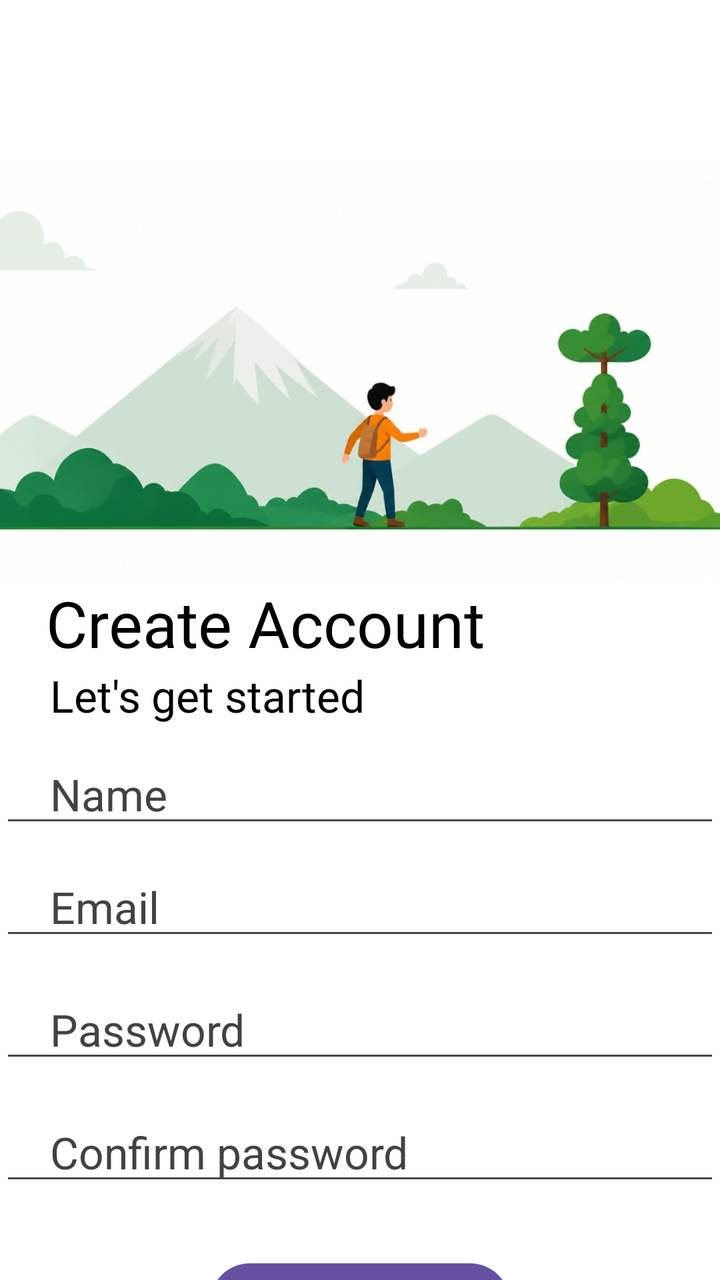
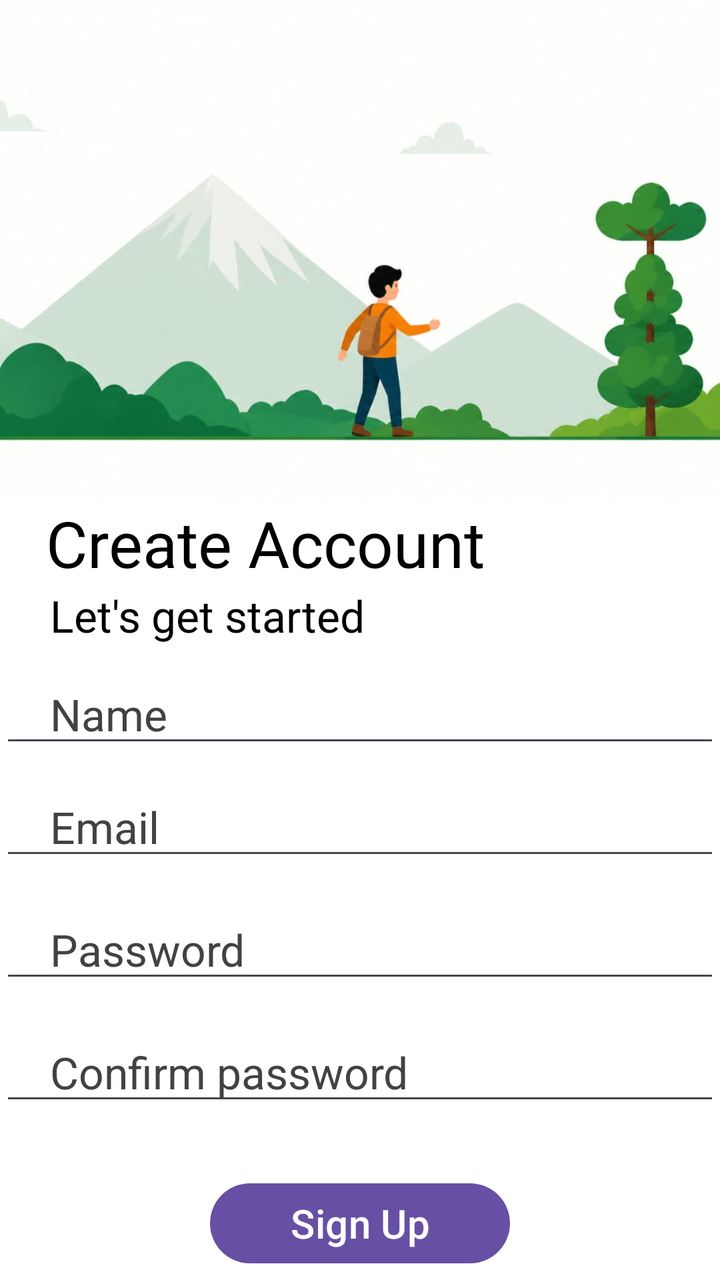

An Android layout rendered at two revisions. The XML below is the earlier revision; the diff shows what the commit changed to produce the second picture.
<!-- AndroidManifest.xml: application theme Theme.TrailSplit -->
<!-- res/layout/activity_signup.xml -->
<?xml version="1.0" encoding="utf-8"?>
<androidx.constraintlayout.widget.ConstraintLayout xmlns:android="http://schemas.android.com/apk/res/android"
    xmlns:app="http://schemas.android.com/apk/res-auto"
    xmlns:tools="http://schemas.android.com/tools"
    android:id="@+id/main"
    android:layout_width="match_parent"
    android:layout_height="match_parent"
    tools:context=".Signup"
    android:background="@color/white">

   <ImageView
       android:id="@+id/loginheader"
       android:layout_width="match_parent"
       android:layout_height="210dp"
       android:layout_marginTop="80dp"
       android:scaleType="centerCrop"
       android:src="@drawable/signup"
       app:layout_constraintTop_toTopOf="parent"
       android:contentDescription="@null"



       />

   <TextView
       android:id="@+id/welcome"
       android:layout_width="wrap_content"
       android:layout_height="wrap_content"
       android:text=" Create Account"

       android:textColor="@color/black"
       android:textSize="32sp"
       app:layout_constraintTop_toBottomOf="@id/loginheader"
       app:layout_constraintStart_toStartOf="@id/loginheader"
       android:paddingLeft="15dp"
       />

   <TextView
       android:id="@+id/statement"
       android:layout_width="wrap_content"
       android:layout_height="wrap_content"
       android:text="Let's get started"
       android:textColor="@color/black"
       android:textSize="22sp"
       android:paddingLeft="25dp"
       app:layout_constraintTop_toBottomOf="@id/welcome"
       app:layout_constraintStart_toStartOf="@id/welcome"


       />
   <EditText
       android:id="@+id/Name"
       android:layout_width="match_parent"
       android:layout_height="wrap_content"

       android:hint="Name"
       android:textColorHint="@color/cardview_dark_background"
      android:paddingStart="25dp"


       android:textSize="22sp"
       android:paddingTop="20dp"
       android:paddingLeft="15dp"
       app:layout_constraintTop_toBottomOf="@id/statement"
       app:layout_constraintStart_toStartOf="@id/statement"

       />
   <EditText
       android:id="@+id/email"
       android:layout_width="match_parent"
       android:layout_height="wrap_content"

       android:hint="Email"
      android:textColorHint="@color/cardview_dark_background"
       android:paddingStart="25dp"

       android:textSize="22sp"
       android:paddingTop="20dp"
       android:paddingLeft="15dp"
       app:layout_constraintTop_toBottomOf="@id/Name"
       app:layout_constraintStart_toStartOf="@id/Name"

       />

   <EditText
       android:id="@+id/password"
       android:layout_width="match_parent"
       android:layout_height="wrap_content"
       android:textColorHint="@color/cardview_dark_background"
       android:hint="Password"
       android:paddingStart="25dp"

       android:textSize="22sp"
       android:paddingTop="25dp"
       android:paddingLeft="15dp"
       app:layout_constraintTop_toBottomOf="@id/email"
       app:layout_constraintStart_toStartOf="@id/email"

       />
   <EditText
       android:id="@+id/confirm_password"
       android:layout_width="match_parent"
       android:layout_height="wrap_content"

       android:hint="Confirm password"
       android:paddingStart="25dp"
     android:textColorHint="@color/cardview_dark_background"

       android:textSize="22sp"
       android:paddingTop="25dp"
       android:paddingLeft="15dp"
       app:layout_constraintTop_toBottomOf="@id/password"
       app:layout_constraintStart_toStartOf="@id/password"

       />
   <Button
       android:id="@+id/btn"
       android:layout_width="150dp"
       android:layout_height="wrap_content"
       android:text="Sign Up"
       android:textSize="20sp"
       android:layout_marginTop="30dp"
       app:layout_constraintStart_toStartOf="@id/confirm_password"
       app:layout_constraintEnd_toEndOf="@id/confirm_password"

       app:layout_constraintTop_toBottomOf="@id/confirm_password"
       />

   <TextView
       android:id="@+id/account"
       android:layout_width="wrap_content"
       android:layout_height="wrap_content"
       android:text="Already have an account ? "
       android:textSize="16dp"
       android:textColor="@color/black"
       android:paddingTop="20dp"
       app:layout_constraintTop_toBottomOf="@id/btn"
       android:paddingLeft="95dp"
       app:layout_constraintStart_toStartOf="parent"



       />
   <TextView
       android:id="@+id/signtolog"
       android:layout_width="wrap_content"
       android:layout_height="wrap_content"
       android:text="Login"
       android:textSize="18dp"

       app:layout_constraintStart_toEndOf="@id/account"
       app:layout_constraintTop_toBottomOf="@id/btn"
       android:paddingTop="20dp"
       android:paddingLeft="12dp"
       android:textColor="#2196F3"
       />

</androidx.constraintlayout.widget.ConstraintLayout>
<!-- resources referenced by this layout -->
<resources>
  <color name="black">#FF000000</color>
  <color name="white">#FFFFFFFF</color>
  <!-- drawable signup: jpeg bitmap (drawable, 34832 bytes) -->
  <style name="Theme.TrailSplit" parent="Base.Theme.TrailSplit" />
  <style name="Base.Theme.TrailSplit" parent="Theme.Material3.DayNight.NoActionBar">
          
          
      </style>
</resources>

<!-- the commit's change to res/layout/activity_signup.xml (unified diff, before → after) -->
@@ -11,8 +11,8 @@
    <ImageView
        android:id="@+id/loginheader"
        android:layout_width="match_parent"
-       android:layout_height="210dp"
-       android:layout_marginTop="80dp"
+       android:layout_height="250dp"
+
        android:scaleType="centerCrop"
        android:src="@drawable/signup"
        app:layout_constraintTop_toTopOf="parent"
@@ -137,6 +137,8 @@
        app:layout_constraintTop_toBottomOf="@id/btn"
        android:paddingLeft="95dp"
        app:layout_constraintStart_toStartOf="parent"
+       app:layout_constraintBottom_toBottomOf="parent"
+       android:layout_marginBottom="75dp"
 
 
 
@@ -153,6 +155,8 @@
        android:paddingTop="20dp"
        android:paddingLeft="12dp"
        android:textColor="#2196F3"
+       app:layout_constraintBottom_toBottomOf="parent"
+       android:layout_marginBottom="75dp"
        />
 
 </androidx.constraintlayout.widget.ConstraintLayout>
